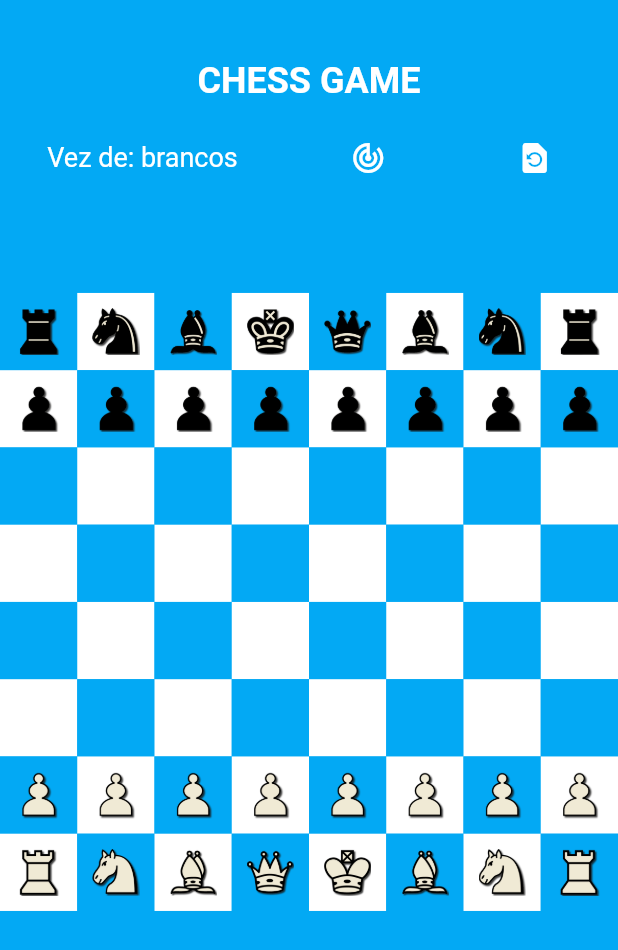
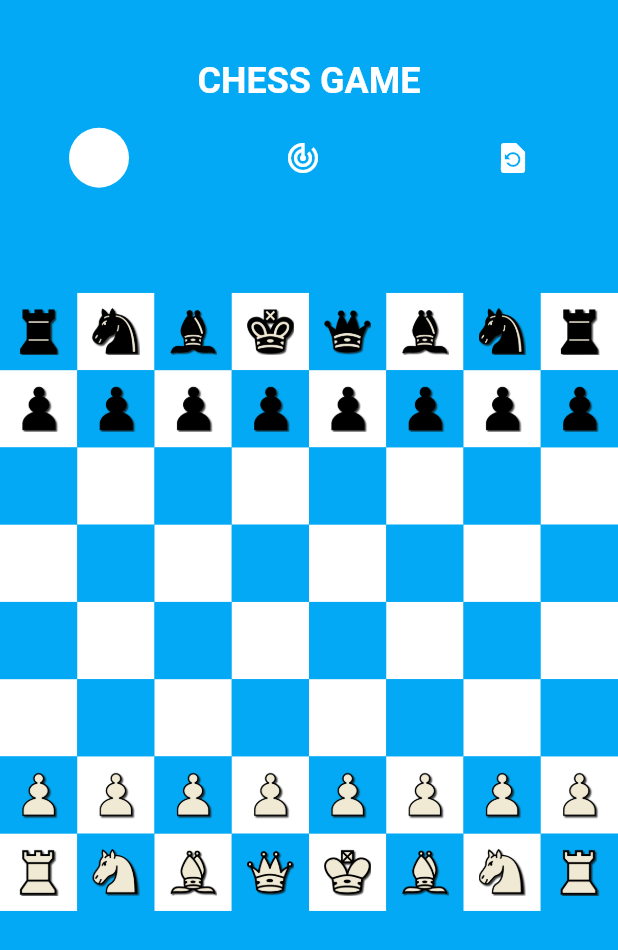
Before and after one commit to GabriPalmyro/chess_flutter_game, a Flutter app: the screen it shows after launch, on a phone screen of 412 x 824 dp. Shown: the top 950 px of the screen. Run offline on Flutter 3.47's test engine with Material 2 defaults, Android fonts, the phone set to English and light mode, and no system bars.

Commit message:
Versão 0.5

```diff
--- a/lib/gamepage.dart
+++ b/lib/gamepage.dart
@@ -680,11 +680,9 @@ class _GamePageState extends State<GamePage> {
               Row(
                 mainAxisAlignment: MainAxisAlignment.spaceAround,
                 children: [
-                  Text(
-                    'Vez de: ' + (whiteTurn ? 'brancos' : 'pretos'),
-                    style: TextStyle(
-                        color: whiteTurn ? Colors.white : Colors.black,
-                        fontSize: 18),
+                  CircleAvatar(
+                    backgroundColor: whiteTurn ? Colors.white : Colors.black,
+                    maxRadius: 20,
                   ),
                   IconButton(
                       icon: Icon(
```
Also changed, not shown: gitImages/image0.jpeg (added), gitImages/image1.jpeg (added).
